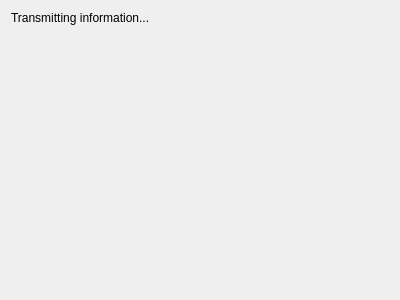
0xd34df00d/leechcraft, file src/plugins/dolozhee/finalpage.ui: the form before one commit.
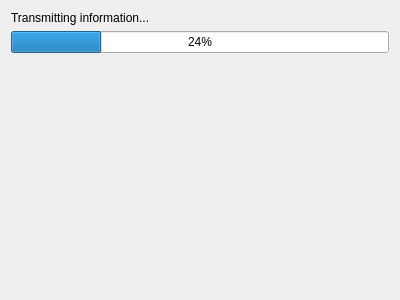
The form after the commit.

Commit message: Dolozhee: show upload progress.

The edit to the form file:
```diff
--- a/src/plugins/dolozhee/finalpage.ui
+++ b/src/plugins/dolozhee/finalpage.ui
@@ -24,6 +24,13 @@
      </property>
     </widget>
    </item>
+   <item>
+    <widget class="QProgressBar" name="UploadProgress_">
+     <property name="value">
+      <number>24</number>
+     </property>
+    </widget>
+   </item>
    <item>
     <spacer name="verticalSpacer">
      <property name="orientation">
```
The commit also changes 2 other files.
